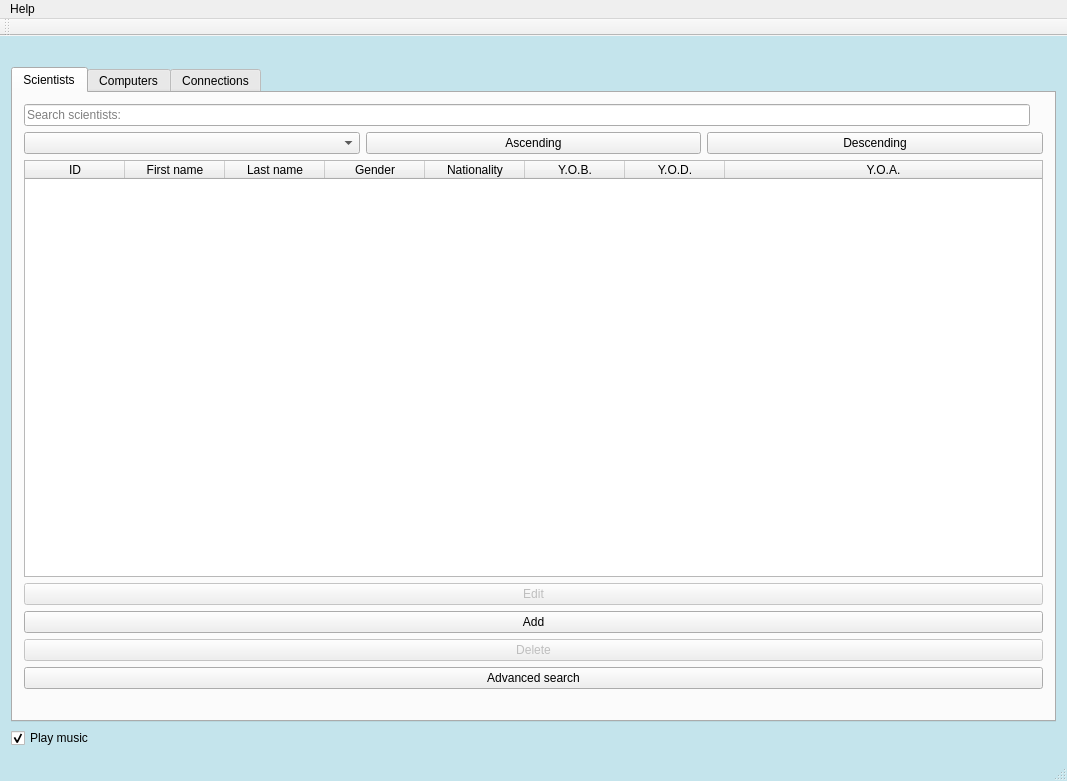
The window that Gui-Vln-2016/mainwindow.ui (ivark16/Vln-2016) describes before a commit, drawn with Qt 5.
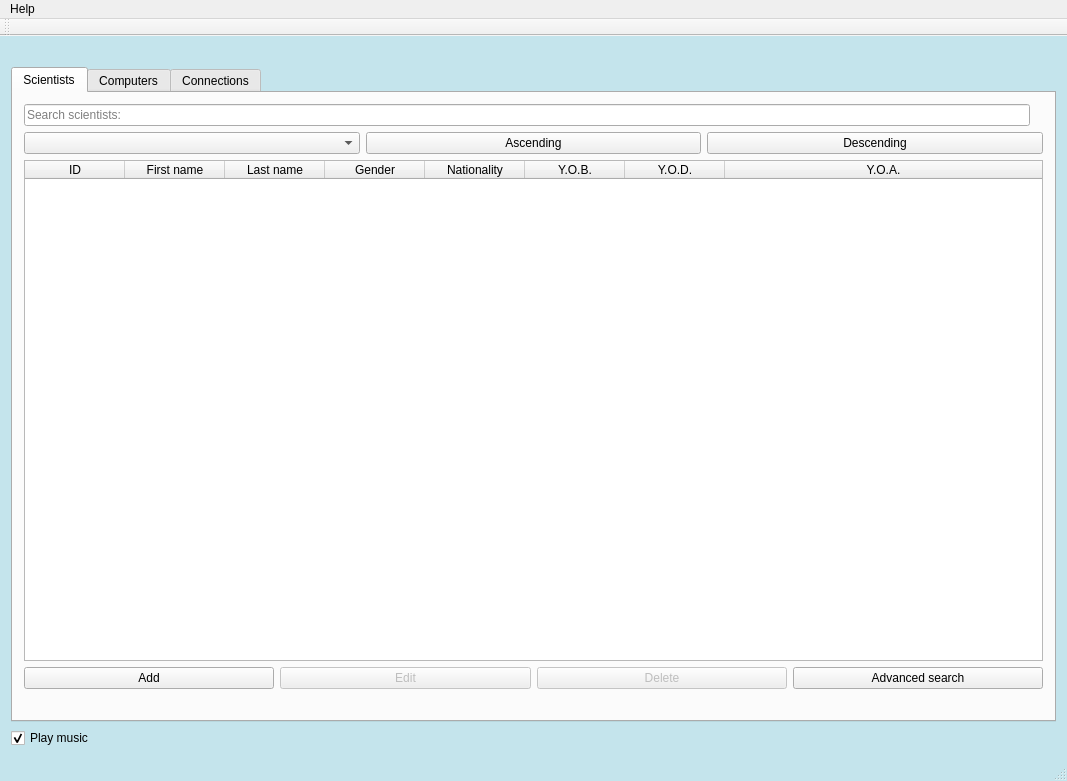
The same window after the commit. The open tabs and pages were chosen to show the change. Icons and pictures are not drawn.

Diff of the .ui file:
```diff
--- a/Gui-Vln-2016/mainwindow.ui
+++ b/Gui-Vln-2016/mainwindow.ui
@@ -227,15 +227,7 @@
          </widget>
         </item>
         <item>
-         <widget class="QPushButton" name="pushButtonEditScientist">
-          <property name="enabled">
-           <bool>false</bool>
-          </property>
-          <property name="text">
-           <string>Edit</string>
-          </property>
-         </widget>
-        </item>
+         <layout class="QHBoxLayout" name="horizontalLayout_8">
         <item>
          <widget class="QPushButton" name="pushButtonAddScientist">
           <property name="text">
@@ -243,6 +235,16 @@
           </property>
          </widget>
         </item>
+          <item>
+           <widget class="QPushButton" name="pushButtonEditScientist">
+            <property name="enabled">
+             <bool>false</bool>
+            </property>
+            <property name="text">
+             <string>Edit</string>
+            </property>
+           </widget>
+          </item>
         <item>
          <widget class="QPushButton" name="pushButtonDeleteScientist">
           <property name="enabled">
@@ -260,6 +262,8 @@
           </property>
          </widget>
         </item>
+         </layout>
+        </item>
         <item>
          <widget class="QLabel" name="labelErrorMessageForDelete">
           <property name="text">
```
Left out of the diff: 34 changed lines with no effect on the pictures. Lines whose indentation alone changed are shown as unchanged.
